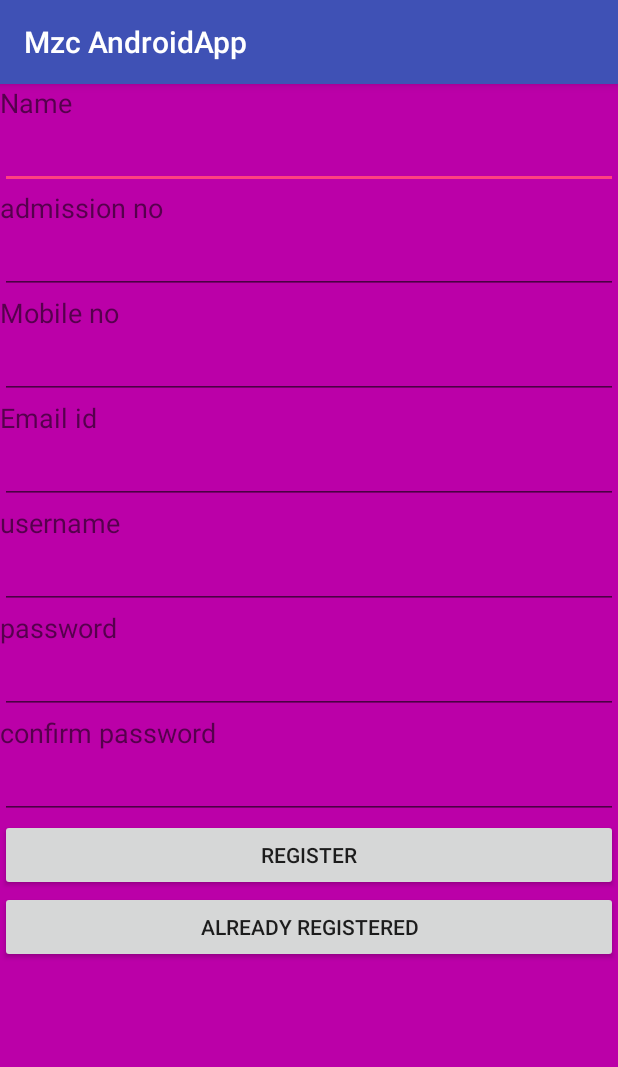
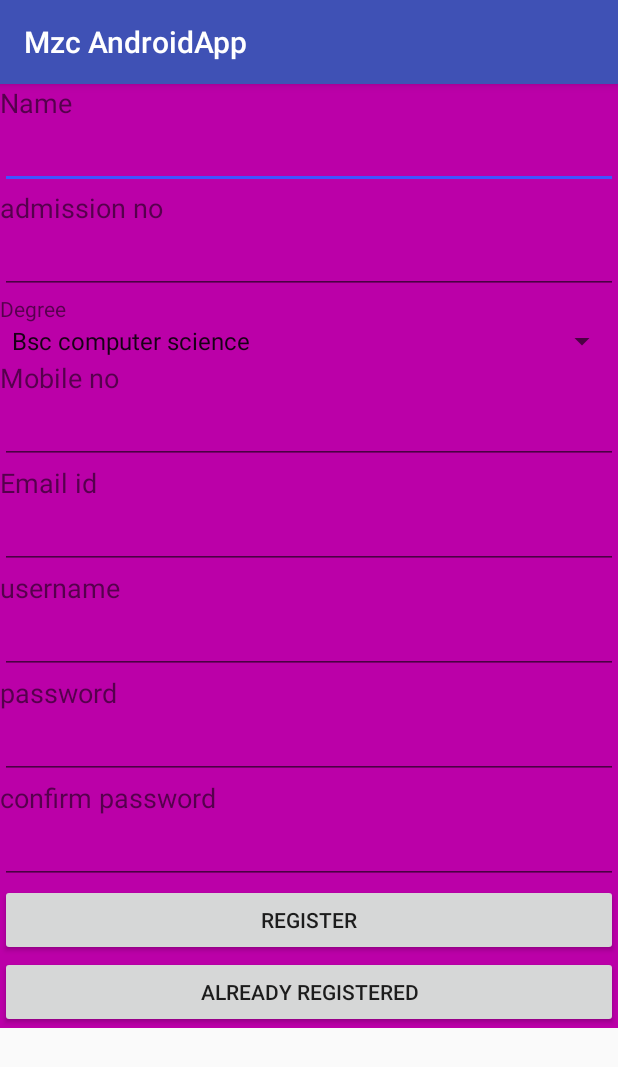
Before and after one commit to aswathy1998/aswathy, an Android app: the screen it shows after launch (RegisterActivity), after a tap on "REGISTER", on a phone screen of 412 x 824 dp. Shown: the top 1067 px of the screen. Run offline under Robolectric (Android 15) with nearby library versions, the phone set to English and light mode, and no system bars.

```diff
--- a/app/src/main/AndroidManifest.xml
+++ b/app/src/main/AndroidManifest.xml
@@ -16,7 +16,8 @@
             </intent-filter>
         </activity>
         <activity android:name=".RegisterActivity" />
-        <activity android:name=".calculator"></activity>
+        <activity android:name=".calculator" />
+        <activity android:name=".welcomeActivity"></activity>
     </application>
 
 </manifest>
--- a/app/src/main/java/com/example/aswathy/mzcandroidapp/MainActivity.java
+++ b/app/src/main/java/com/example/aswathy/mzcandroidapp/MainActivity.java
@@ -1,6 +1,7 @@
 package com.example.aswathy.mzcandroidapp;
 
 import android.content.Intent;
+import android.content.SharedPreferences;
 import android.support.v7.app.AppCompatActivity;
 import android.os.Bundle;
 import android.view.View;
@@ -11,11 +12,21 @@ import android.widget.Toast;
 public class MainActivity extends AppCompatActivity {
     EditText ed1,ed2;
     Button b,b1,b2;
-    String getusername,getpassword;
+    String getusername,getpassword,checkusername;
     @Override
     protected void onCreate(Bundle savedInstanceState) {
         super.onCreate(savedInstanceState);
         setContentView(R.layout.activity_main);
+
+        SharedPreferences pref=getSharedPreferences("login",MODE_PRIVATE);
+        checkusername=pref.getString("username",null);
+
+        if(checkusername!=null)
+        {
+            Intent i=new Intent(getApplicationContext(),welcomeActivity.class);
+            startActivity(i);
+        }
+
         ed1=(EditText)findViewById(R.id.uname);
         ed2=(EditText)findViewById(R.id.password);
         b=(Button)findViewById(R.id.loginbutton);
@@ -27,8 +38,22 @@ public class MainActivity extends AppCompatActivity {
             public void onClick(View view) {
                 getusername=ed1.getText().toString();
                 getpassword=ed2.getText().toString();
-                Toast.makeText(getApplicationContext(),getusername,Toast.LENGTH_LONG).show();
-                Toast.makeText(getApplicationContext(),getpassword,Toast.LENGTH_LONG).show();
+                if(getusername.equals("mzc")&&getpassword.equals("college"))
+                {
+                    SharedPreferences.Editor editor=getSharedPreferences("login",MODE_PRIVATE).edit();
+                    editor.putString("username",getusername);
+                    editor.putString("password",getpassword);
+                    editor.apply();
+
+                    Intent i=new Intent(getApplicationContext(),welcomeActivity.class);
+
+                    i.putExtra("username",getusername);
+                    i.putExtra("password",getpassword);
+
+                    startActivity(i);
+                }
+//                Toast.makeText(getApplicationContext(),getusername,Toast.LENGTH_LONG).show();
+//                Toast.makeText(getApplicationContext(),getpassword,Toast.LENGTH_LONG).show();
 //                Toast.makeText(getApplicationContext(),"Hello",Toast.LENGTH_LONG).show();
             }
         });
--- a/app/src/main/res/layout/activity_main.xml
+++ b/app/src/main/res/layout/activity_main.xml
@@ -1,7 +1,7 @@
 <LinearLayout android:layout_height="match_parent"
     android:layout_width="match_parent"
     android:orientation="vertical"
-    android:background="#00a8bb"
+    android:background="@color/colorAccent"
     xmlns:android="http://schemas.android.com/apk/res/android">
     <TextView
         android:layout_width="match_parent"
@@ -23,6 +23,7 @@
         android:layout_height="wrap_content"
         android:inputType="textPassword"/>
     <Button
+        android:background="@color/login"
         android:id="@+id/loginbutton"
         android:layout_width="match_parent"
         android:layout_height="wrap_content"
@@ -39,4 +40,5 @@
         android:text="next app"
         android:id="@+id/napp"/>
 
+
 </LinearLayout>
--- a/app/src/main/res/layout/activity_register.xml
+++ b/app/src/main/res/layout/activity_register.xml
@@ -1,3 +1,6 @@
+<ScrollView android:layout_height="match_parent"
+    android:layout_width="match_parent"
+    xmlns:android="http://schemas.android.com/apk/res/android">
     <LinearLayout android:layout_height="match_parent" android:layout_width="match_parent"
         android:orientation="vertical"
         android:background="#bb00a8"
@@ -20,6 +23,14 @@
             android:id="@+id/admno"
             android:layout_width="match_parent"
             android:layout_height="wrap_content" />
+        <TextView
+            android:layout_width="match_parent"
+            android:layout_height="wrap_content"
+            android:text="Degree"/>
+        <Spinner
+            android:layout_width="match_parent"
+            android:layout_height="wrap_content"
+            android:entries="@array/DegreeList"></Spinner>
         <TextView
             android:layout_width="match_parent"
             android:layout_height="wrap_content"
@@ -79,3 +90,6 @@
             android:layout_height="wrap_content"
             android:text="Already registered"/>
     </LinearLayout>
+
+
+</ScrollView>
--- a/app/src/main/res/values/colors.xml
+++ b/app/src/main/res/values/colors.xml
@@ -2,5 +2,6 @@
 <resources>
     <color name="colorPrimary">#3F51B5</color>
     <color name="colorPrimaryDark">#303F9F</color>
-    <color name="colorAccent">#FF4081</color>
+    <color name="colorAccent">#4053ff</color>
+    <color name="login">#bc09b3</color>
 </resources>
--- a/app/src/main/res/values/strings.xml
+++ b/app/src/main/res/values/strings.xml
@@ -1,3 +1,10 @@
 <resources>
     <string name="app_name">Mzc AndroidApp</string>
+
+    <string-array name="DegreeList">
+        <item>Bsc computer science</item>
+        <item>Msc computer science</item>
+        <item>BCA</item>
+        <item>MCA</item>
+    </string-array>
 </resources>
```
Also changed, not shown: app/src/main/java/com/example/aswathy/mzcandroidapp/calculator.java (+5 -2 lines), app/src/main/java/com/example/aswathy/mzcandroidapp/welcomeActivity.java (added, +48 -0 lines), app/src/main/res/layout/activity_calculator.xml (+8 -1 lines), app/src/main/res/layout/activity_welcome.xml (added, +11 -0 lines). Lines whose indentation alone changed are shown as unchanged.
